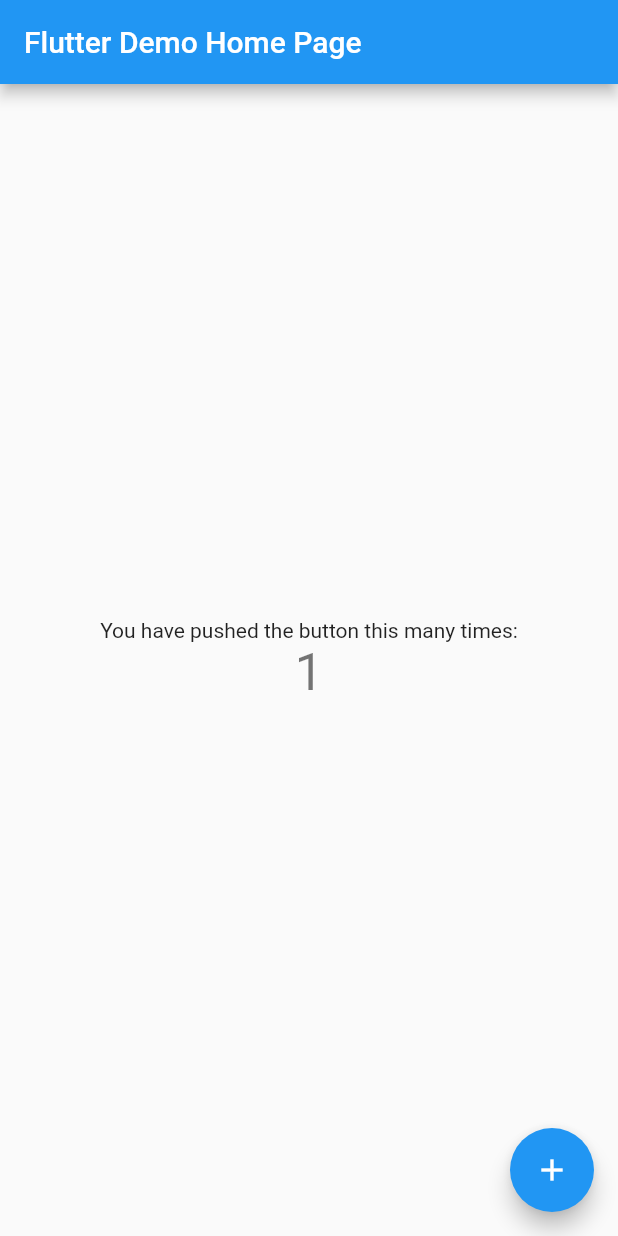
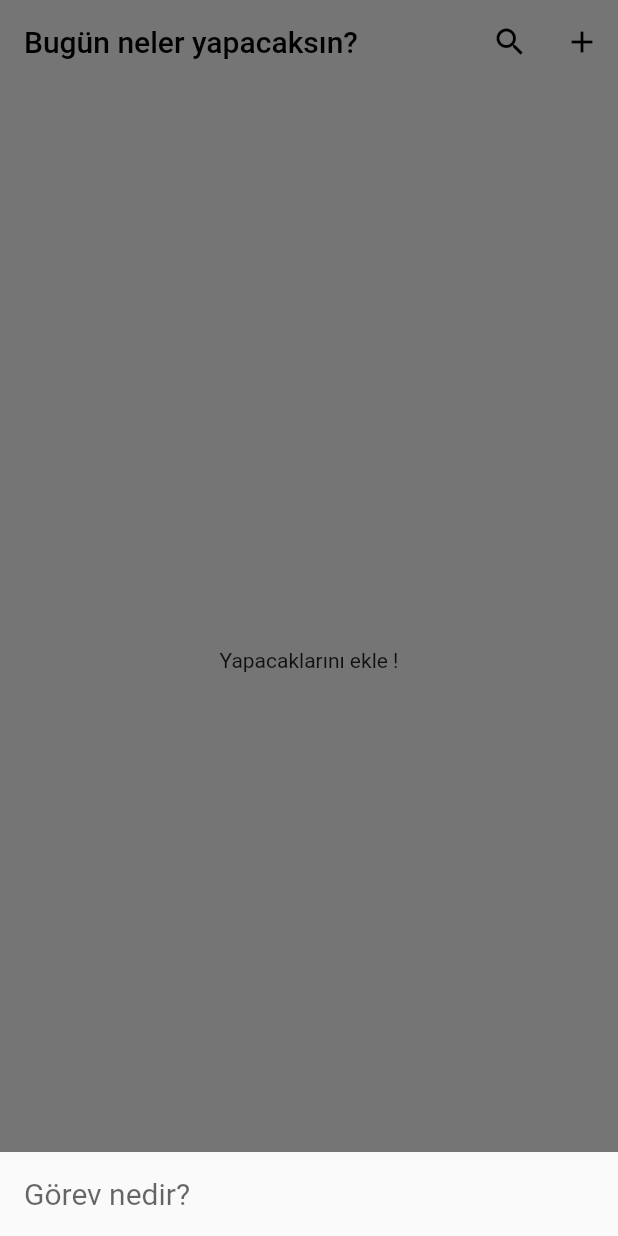
Before and after one commit to bhoslan/mobile_app1, a Flutter app: the screen it shows after launch, after a tap on the "add" icon, on a phone screen of 412 x 824 dp. Run offline on Flutter 3.47's test engine with Material 2 defaults, Android fonts, the phone set to English and light mode, and no system bars; our stand-ins replace flutter_datetime_picker.

Commit message:
2.commit

```diff
--- a/lib/main.dart
+++ b/lib/main.dart
@@ -1,138 +1,32 @@
 import 'package:flutter/material.dart';
-import 'package:flutter_native_splash/flutter_native_splash.dart';
+import 'package:flutter/services.dart';
+import 'package:mobile_app1/pages/homePage.dart';
 
-void main() {
-  WidgetsBinding widgetsBinding = WidgetsFlutterBinding.ensureInitialized();
+void main(){
+  //En üstte siyah çizginin kaybolması için aşağıdaki kod bloğunu kullanıldı.
+  SystemChrome.setSystemUIOverlayStyle(const SystemUiOverlayStyle(statusBarColor: Colors.transparent));
   runApp(const MyApp());
 }
 
 class MyApp extends StatelessWidget {
   const MyApp({Key? key}) : super(key: key);
 
-  // This widget is the root of your application.
   @override
   Widget build(BuildContext context) {
     return MaterialApp(
-      title: 'Flutter Demo',
+      debugShowCheckedModeBanner: false,
+      title: "Yapılacaklar",
       theme: ThemeData(
-        // This is the theme of your application.
-        //
-        // Try running your application with "flutter run". You'll see the
-        // application has a blue toolbar. Then, without quitting the app, try
-        // changing the primarySwatch below to Colors.green and then invoke
-        // "hot reload" (press "r" in the console where you ran "flutter run",
-        // or simply save your changes to "hot reload" in a Flutter IDE).
-        // Notice that the counter didn't reset back to zero; the application
-        // is not restarted.
         primarySwatch: Colors.blue,
+        appBarTheme: const AppBarTheme(
+          elevation: 0,
+          backgroundColor: Colors.white,
+          iconTheme: IconThemeData(
+            color: Colors.black,
+          ),
+        ),
       ),
-      home: const MyHomePage(title: 'Flutter Demo Home Page'),
+      home: const HomePage(),
     );
   }
 }
-
-class MyHomePage extends StatefulWidget {
-  const MyHomePage({Key? key, required this.title}) : super(key: key);
-
-  // This widget is the home page of your application. It is stateful, meaning
-  // that it has a State object (defined below) that contains fields that affect
-  // how it looks.
-
-  // This class is the configuration for the state. It holds the values (in this
-  // case the title) provided by the parent (in this case the App widget) and
-  // used by the build method of the State. Fields in a Widget subclass are
-  // always marked "final".
-
-  final String title;
-
-  @override
-  State<MyHomePage> createState() => _MyHomePageState();
-}
-
-class _MyHomePageState extends State<MyHomePage> {
-  int _counter = 0;
-
-  void _incrementCounter() {
-    setState(() {
-      // This call to setState tells the Flutter framework that something has
-      // changed in this State, which causes it to rerun the build method below
-      // so that the display can reflect the updated values. If we changed
-      // _counter without calling setState(), then the build method would not be
-      // called again, and so nothing would appear to happen.
-      _counter++;
-    });
-  }
-
-  @override
-  void initState() {
-    super.initState();
-    initialization();
-  }
-
-  void initialization() async {
-    // This is where you can initialize the resources needed by your app while
-    // the splash screen is displayed.  Remove the following example because
-    // delaying the user experience is a bad design practice!
-    // ignore_for_file: avoid_print
-    print('ready in 3...');
-    await Future.delayed(const Duration(seconds: 1));
-    print('ready in 2...');
-    await Future.delayed(const Duration(seconds: 1));
-    print('ready in 1...');
-    await Future.delayed(const Duration(seconds: 1));
-    print('go!');
-    FlutterNativeSplash.remove();
-  }
-
-  @override
-  Widget build(BuildContext context) {
-    // This method is rerun every time setState is called, for instance as done
-    // by the _incrementCounter method above.
-    //
-    // The Flutter framework has been optimized to make rerunning build methods
-    // fast, so that you can just rebuild anything that needs updating rather
-    // than having to individually change instances of widgets.
-    return Scaffold(
-      appBar: AppBar(
-        // Here we take the value from the MyHomePage object that was created by
-        // the App.build method, and use it to set our appbar title.
-        title: Text(widget.title),
-      ),
-      body: Center(
-        // Center is a layout widget. It takes a single child and positions it
-        // in the middle of the parent.
-        child: Column(
-          // Column is also a layout widget. It takes a list of children and
-          // arranges them vertically. By default, it sizes itself to fit its
-          // children horizontally, and tries to be as tall as its parent.
-          //
-          // Invoke "debug painting" (press "p" in the console, choose the
-          // "Toggle Debug Paint" action from the Flutter Inspector in Android
-          // Studio, or the "Toggle Debug Paint" command in Visual Studio Code)
-          // to see the wireframe for each widget.
-          //
-          // Column has various properties to control how it sizes itself and
-          // how it positions its children. Here we use mainAxisAlignment to
-          // center the children vertically; the main axis here is the vertical
-          // axis because Columns are vertical (the cross axis would be
-          // horizontal).
-          mainAxisAlignment: MainAxisAlignment.center,
-          children: <Widget>[
-            const Text(
-              'You have pushed the button this many times:',
-            ),
-            Text(
-              '$_counter',
-              style: Theme.of(context).textTheme.headline4,
-            ),
-          ],
-        ),
-      ),
-      floatingActionButton: FloatingActionButton(
-        onPressed: _incrementCounter,
-        tooltip: 'Increment',
-        child: const Icon(Icons.add),
-      ), // This trailing comma makes auto-formatting nicer for build methods.
-    );
-  }
-}
--- /dev/null
+++ b/lib/pages/homePage.dart
@@ -0,0 +1,84 @@
+import 'package:flutter/material.dart';
+import 'package:flutter_datetime_picker/flutter_datetime_picker.dart';
+
+import '../models/task_model.dart';
+
+class HomePage extends StatefulWidget {
+  const HomePage({Key? key}) : super(key: key);
+
+  @override
+  State<HomePage> createState() => _HomePageState();
+}
+
+class _HomePageState extends State<HomePage> {
+  late List<Task> _allTasks ;
+
+  @override
+  void initState(){
+    super.initState();
+    _allTasks = <Task>[];
+  }
+  Widget build(BuildContext context) {
+    return Scaffold(
+      backgroundColor: Colors
+          .white, //AppBar ile scaffold arasında beyaz rengin ton farkı giderildi.
+      appBar: AppBar(
+        title: GestureDetector(
+          onTap: (){_showAddTaskBottomSheet(context);},//Yazının üzerine gelinip tıklandığında da görev eklenebilir.
+          child: const Text(
+            "Bugün neler yapacaksın?",
+            style: TextStyle(color: Colors.black),
+          ),
+        ),
+        actions: [
+          IconButton(onPressed: (){}, icon: const Icon(Icons.search)),
+          IconButton(onPressed: (){_showAddTaskBottomSheet(context);}, icon: const Icon(Icons.add)),
+        ],
+      ),
+      body: _allTasks.isNotEmpty ? ListView.builder(itemBuilder: (context, index){
+        var _oAnkiListeElemani = _allTasks[index];
+        return Dismissible( //sürüklediğimizde görevi sileceğiz.
+          background: Row(
+            mainAxisAlignment: MainAxisAlignment.start,
+            children: const [
+              Icon(Icons.delete, color: Colors.grey,),
+              SizedBox(width: 10,),
+              Text("Bu görev silinecek"),
+            ],
+          ),
+          key: Key(_oAnkiListeElemani.id),
+          onDismissed: (direction){_allTasks.removeAt(index); setState((){});},
+          child: ListTile(
+            title: Text(_oAnkiListeElemani.name),
+            subtitle: Text(_oAnkiListeElemani.createdAt.toString()),
+          ),
+        );
+      }, itemCount: _allTasks.length,) : const Center(child: Text("Yapacaklarını ekle !"),)
+    );
+  }
+
+  void _showAddTaskBottomSheet(BuildContext context) {
+    showModalBottomSheet(context: context, builder: (context){
+      return Container(
+        padding: EdgeInsets.only(bottom:MediaQuery.of(context).viewInsets.bottom), //Ekleme tuşuna basıldığında görev nedir bölümünün klavye üzerinde açılmasını sağlar.
+        width: MediaQuery.of(context).viewInsets.bottom,
+        child:  ListTile(
+          title:  TextField(
+            style: const TextStyle(fontSize: 20),
+            decoration: const InputDecoration(
+              hintText: "Görev nedir?", border:InputBorder.none,
+            ),
+            onSubmitted: (value){
+              Navigator.of(context).pop();
+              DatePicker.showTimePicker(context,showSecondsColumn: false,onConfirm: (date){
+                var yeniEklenecekGorev = Task.create(name: value, createdAt: date);
+                _allTasks.add(yeniEklenecekGorev);
+                setState((){});
+              }); //Görev eklendikten sonra zaman bilgisi için date_time_picker paketi kullanıldı
+            },//Görev girilmesinden sonra ekranı kapat
+          ),
+        ),
+      );
+    });
+  }
+}
```
Also changed, not shown: pubspec.yaml (+4 -3 lines), pubspec.lock.
